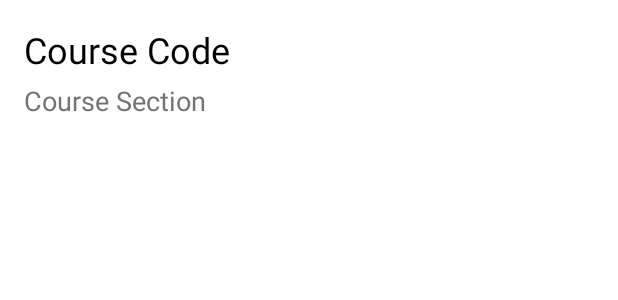
After one commit to neamoth/AttendanceAppDIU, an Android app: the layout class_item.xml on its own in the app's theme, with its tools: preview values and no code run, on a phone screen of 412 x 824 dp. The commit adds this screen. Shown: the top 300 px of the screen. Run offline under Robolectric (Android 15) with nearby library versions, the phone set to English and light mode, and no system bars.

```diff
--- /dev/null
+++ b/app/src/main/res/layout/class_item.xml
@@ -0,0 +1,29 @@
+<?xml version="1.0" encoding="utf-8"?>
+<RelativeLayout xmlns:android="http://schemas.android.com/apk/res/android"
+    android:layout_width="match_parent"
+    android:layout_height="96dp">
+    <LinearLayout
+        android:padding="16dp"
+        android:layout_width="wrap_content"
+        android:layout_height="wrap_content"
+        android:layout_centerVertical="true"
+        android:orientation="vertical">
+
+        <TextView
+            android:id="@+id/courseTv"
+            android:layout_width="wrap_content"
+            android:layout_height="wrap_content"
+            android:text="Course Code"
+            android:textSize="24sp"
+            android:textColor="#000000"/>
+        <TextView
+            android:layout_marginTop="5dp"
+            android:id="@+id/sectionTv"
+            android:layout_width="wrap_content"
+            android:layout_height="wrap_content"
+            android:text="Course Section"
+            android:textSize="18sp"
+            android:textColor="#757474"/>
+    </LinearLayout>
+
+</RelativeLayout>
```
Also changed, not shown: app/src/main/java/com/example/attendanceappdiu/ClassAdapter.java (added, +55 -0 lines), app/src/main/java/com/example/attendanceappdiu/ClassItem.java (added, +28 -0 lines), app/src/main/java/com/example/attendanceappdiu/MainActivity.java (+51 -11 lines).
